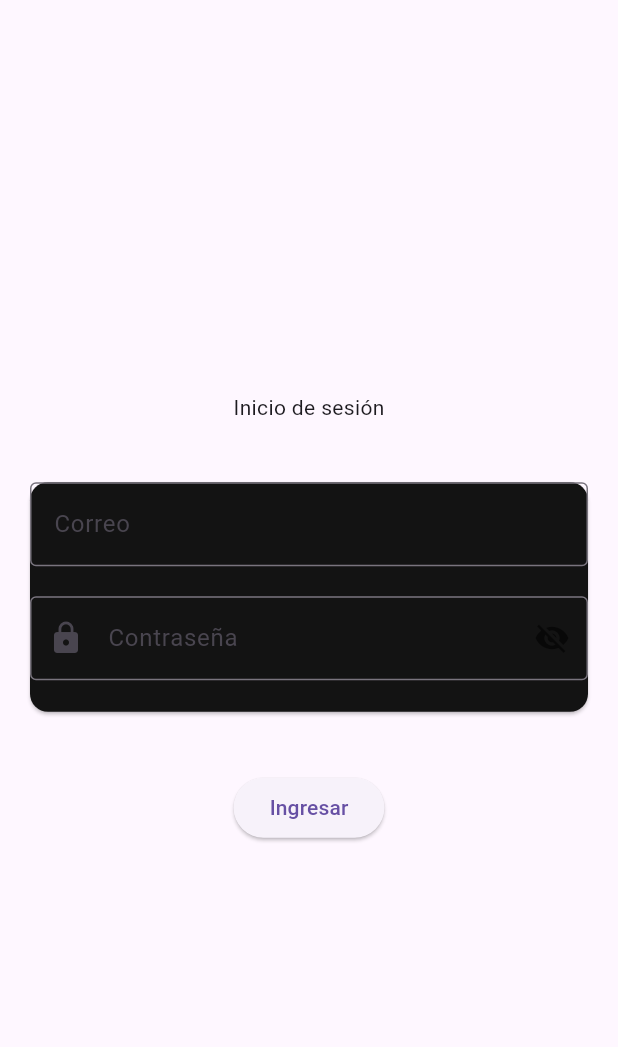
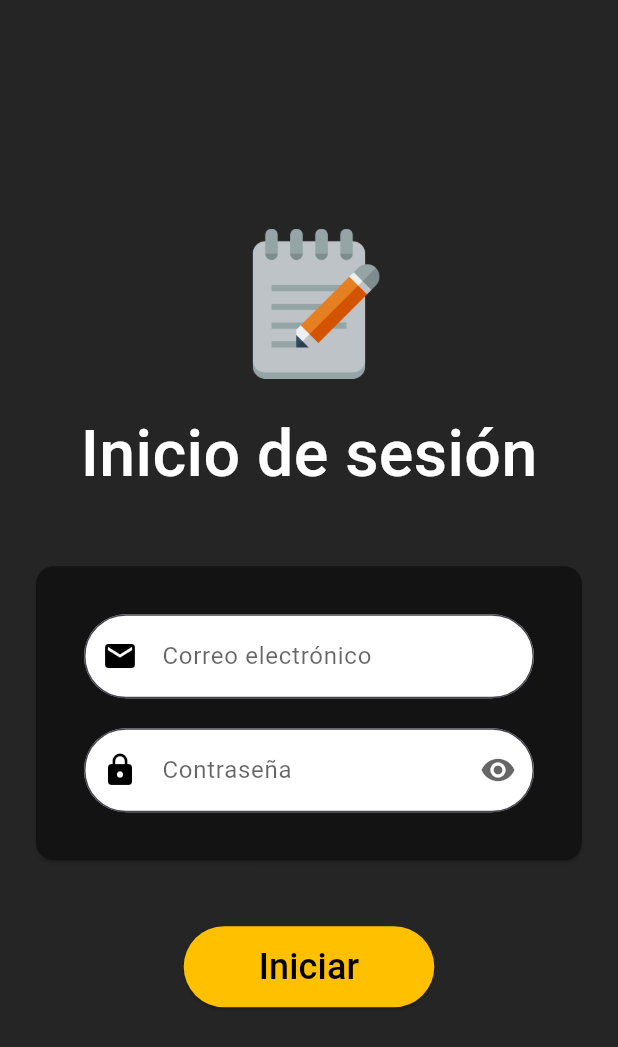
Before and after one commit to DeanHdz/Notepad, a Flutter app: the screen it shows after launch, on a phone screen of 412 x 824 dp. Shown: the top 1047 px of the screen. Run offline on Flutter 3.47's test engine with Material 3 defaults, Android fonts, the phone set to English and light mode, and no system bars.

Commit message:
Login implementado

```diff
--- a/lib/login.dart
+++ b/lib/login.dart
@@ -1,4 +1,5 @@
 import 'package:flutter/material.dart';
+import 'package:notepad/home.dart';
 
 class Login extends StatefulWidget {
   const Login({super.key});
@@ -10,80 +11,146 @@ class Login extends StatefulWidget {
 class _LoginState extends State<Login> {
   TextEditingController emailController = TextEditingController();
   TextEditingController passwordController = TextEditingController();
-  String mensajeValidacion =
+  String validationMessage =
       ''; // Variable para mostrar mensaje de validación al interactuar con el formulario
-  bool isPasswordVisible = false;
+  bool isPasswordHidden = true; // Variable para ocultar la contraseña
 
   @override
   Widget build(BuildContext context) {
     return Scaffold(
+        backgroundColor: const Color(0xFF252525),
         body: Center(
             child: Column(
                 mainAxisAlignment: MainAxisAlignment.center,
                 children: <Widget>[
-          const Text('Inicio de sesión'),
+              Image.asset(
+                'assets/images/logo.png',
+                width: 100,
+              ),
               const SizedBox(height: 20),
-          Center(
-              child: Card(
-                  margin: const EdgeInsets.all(20),
+              const Text('Inicio de sesión',
+                  style: TextStyle(
+                      fontSize: 43,
+                      fontWeight: FontWeight.w500,
+                      color: Colors.white)),
+              const SizedBox(height: 20),
+              Card(
+                  margin: const EdgeInsets.all(24),
                   color: const Color(0xFF131313),
+                  child: Padding(
+                      padding: const EdgeInsets.all(32),
                       child: Column(children: <Widget>[
                         TextField(
                           controller: emailController,
-                        decoration: const InputDecoration(
-                            border: OutlineInputBorder(), labelText: 'Correo')),
+                          style: const TextStyle(color: Colors.black),
+                          decoration: InputDecoration(
+                            border: const OutlineInputBorder(
+                                borderRadius:
+                                    BorderRadius.all(Radius.circular(40))),
+                            filled: true,
+                            fillColor: Colors.white,
+                            hintText: 'Correo electrónico',
+                            hintStyle:
+                                TextStyle(color: Colors.black.withOpacity(0.6)),
+                            prefixIcon:
+                                const Icon(Icons.email, color: Colors.black),
+                          ),
+                          keyboardType: TextInputType.emailAddress,
+                        ),
                         const SizedBox(height: 20),
                         TextField(
                           controller: passwordController,
+                          style: const TextStyle(color: Colors.black),
                           obscureText:
-                          isPasswordVisible, // Para ocultar la contraseña
+                              isPasswordHidden, // Para ocultar la contraseña
                           decoration: InputDecoration(
-                          border: const OutlineInputBorder(),
-                          labelText: 'Contraseña',
-                          prefixIcon: const Icon(Icons.lock),
+                              border: const OutlineInputBorder(
+                                  borderRadius:
+                                      BorderRadius.all(Radius.circular(40))),
+                              filled: true,
+                              fillColor: Colors.white,
+                              hintText: 'Contraseña',
+                              hintStyle: TextStyle(
+                                  color: Colors.black.withOpacity(0.6)),
+                              prefixIcon: const Icon(
+                                Icons.lock,
+                                color: Colors.black,
+                              ),
                               suffixIcon: IconButton(
                                 icon: Icon(
-                              isPasswordVisible
+                                  isPasswordHidden
                                       ? Icons.visibility
                                       : Icons.visibility_off,
                                   color: Colors.black.withOpacity(0.6),
                                 ),
                                 onPressed: () {
                                   setState(() {
-                                isPasswordVisible = !isPasswordVisible;
+                                    isPasswordHidden = !isPasswordHidden;
                                   });
                                 },
                               )),
                         ),
-                    Text(mensajeValidacion,
-                        style: const TextStyle(color: Colors.red))
+                        validationMessage.isEmpty
+                            ? const SizedBox()
+                            : Text(validationMessage,
+                                style: const TextStyle(color: Colors.red)),
                       ]))),
               const SizedBox(height: 20),
               ElevatedButton(
                   onPressed: () {
-                validarFormulario();
+                    loginUser();
                   },
-              child: const Text('Ingresar'))
+                  style: ElevatedButton.styleFrom(
+                    backgroundColor: const Color(0xFFFFC000),
+                    padding: const EdgeInsets.symmetric(
+                        horizontal: 50, vertical: 10),
+                  ),
+                  child: const Text('Iniciar',
+                      style: TextStyle(fontSize: 24, color: Colors.black))),
             ])));
   }
 
-  void validarFormulario() {
+  bool formIsValid() {
+    //Validar que los campos no estén vacíos
     if (emailController.text.isEmpty || passwordController.text.isEmpty) {
       setState(() {
-        mensajeValidacion = 'Por favor, complete todos los campos';
+        validationMessage = 'Por favor, complete todos los campos';
       });
-    } else {
+      return false;
+    }
+
+    // Validar que el correo tenga un formato válido
+    if (!RegExp(r'^[\w-\.]+@([\w-]+\.)+[\w-]{2,4}$')
+        .hasMatch(emailController.text)) {
       setState(() {
-        mensajeValidacion = '';
+        validationMessage = 'Por favor, ingrese un correo válido';
       });
+      return false;
+    }
+
+    // Validar que la contraseña tenga al menos 6 caracteres
+    if (passwordController.text.length < 6) {
+      setState(() {
+        validationMessage = 'La contraseña debe tener al menos 6 caracteres';
+      });
+      return false;
+    }
+
+    setState(() {
+      validationMessage = '';
+    });
+    return true;
+  }
+
+  void loginUser() {
+    // Validar el formulario
+    if (!formIsValid()) {
+      return;
+    }
+
+    // Redirigir al usuario a la pantalla principal
+    Navigator.pushReplacement(context, MaterialPageRoute(builder: (context) {
+      return const Home();
+    }));
   }
 }
-
-  void ingresar() {
-    validarFormulario();
-    if (mensajeValidacion.isEmpty) {
-      // Lógica para autenticar al usuario
-      Navigator.pushNamed(context, '/home');
-    }
-  }
-}
--- a/pubspec.yaml
+++ b/pubspec.yaml
@@ -19,3 +19,4 @@ flutter:
   uses-material-design: true
   assets:
     - assets/
+    - assets/images/logo.png
```
Also changed, not shown: assets/images/logo.png (added). Lines whose indentation alone changed are shown as unchanged.
